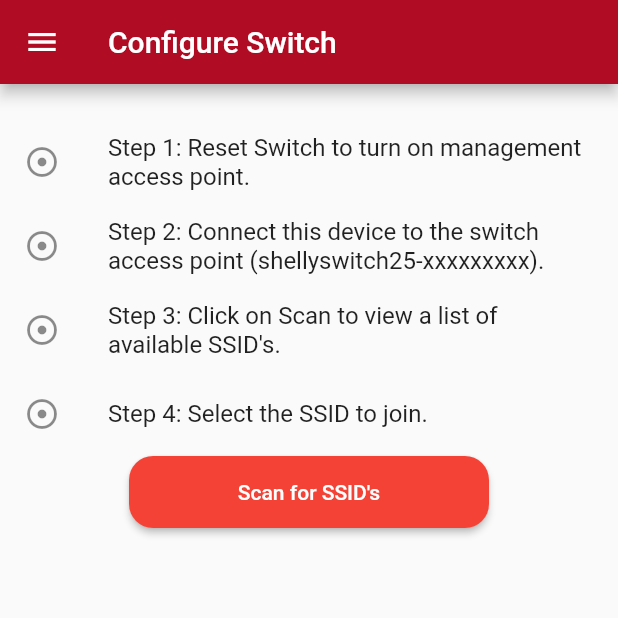
After one commit to mltscoringtech/JMAP_deviceconfig, a Flutter app: the DeviceConfigPage screen opened by its route, on a phone screen of 412 x 824 dp, the top half of it. The commit adds this screen. Run offline on Flutter 3.47's test engine with Material 2 defaults, Android fonts, the phone set to English and light mode, and no system bars; Roboto replaces fonts that are missing (Hind).

Commit message:
Update config.dart, wifiscan.dart, and 6 more files...

```diff
--- a/lib/controllers/wifiscan.dart
+++ b/lib/controllers/wifiscan.dart
@@ -4,12 +4,31 @@ import 'dart:convert';
 import 'package:http/http.dart' as http;
 
 class WiFiScan {
+  final String ssid;
+  final int auth;
+  final int channel;
+  final String bssid;
+  final String rssi;
+  WiFiScan({this.ssid, this.auth, this.channel, this.bssid, this.rssi});
+
+  factory WiFiScan.fromJson(Map<String, dynamic> parsedJson) {
+    return WiFiScan(
+      ssid: parsedJson['ssid'] as String,
+      auth: parsedJson['auth'] as int,
+      channel: parsedJson['channel'] as int,
+      bssid: parsedJson['bssid'] as String,
+      rssi: parsedJson['rssi'] as String,
+    );
+  }
+}
+
+class WiFiScanGetData {
   Future<dynamic> getSSID() async {
     http.Response response = await http.get("http://192.168.33.1/wifiscan/");
     String data;
     if (response.statusCode == 200) {
       while (jsonDecode(response.body)["wifiscan"] != "done") {
-        Timer(Duration(milliseconds: 300), () {});
+        Timer(Duration(milliseconds: 100), () {});
         response = await http.get("http://192.168.33.1/wifiscan/");
         //print(jsonDecode(response.body));
       }
--- /dev/null
+++ b/lib/deviceconfig.dart
@@ -0,0 +1,50 @@
+import 'package:JMAP_deviceconfig/controllers/wifiscan.dart';
+import 'package:JMAP_deviceconfig/widgets/navdrawer.dart';
+import 'package:JMAP_deviceconfig/widgets/progress_button.dart';
+import 'package:flutter/cupertino.dart';
+import 'package:flutter/material.dart';
+
+class DeviceConfigPage extends StatefulWidget {
+  const DeviceConfigPage({Key key}) : super(key: key);
+  static const String routeName = '/config';
+
+  @override
+  _DeviceConfigPageState createState() => _DeviceConfigPageState();
+}
+
+class _DeviceConfigPageState extends State<DeviceConfigPage> {
+  WiFiScanGetData _wiFiScan = WiFiScanGetData();
+  @override
+  Widget build(BuildContext context) {
+    return Scaffold(
+        appBar: AppBar(
+          title: Text("Configure Switch"),
+        ),
+        drawer: NavDrawer(),
+        body: Column(
+          mainAxisAlignment: MainAxisAlignment.start,
+          crossAxisAlignment: CrossAxisAlignment.start,
+          children: [
+            SizedBox(height: 24),
+            new ListTile(
+              leading: Icon(Icons.adjust_sharp),
+              title: Text("Step 1: Reset Switch to turn on management access point."),
+            ),
+            new ListTile(
+              leading: Icon(Icons.adjust_sharp),
+              title: Text("Step 2: Connect this device to the switch access point (shellyswitch25-xxxxxxxxx)."),
+            ),
+            new ListTile(
+              leading: Icon(Icons.adjust_sharp),
+              title: Text("Step 3: Click on Scan to view a list of available SSID's."),
+            ),
+            new ListTile(
+              leading: Icon(Icons.adjust_sharp),
+              title: Text("Step 4: Select the SSID to join."),
+            ),
+
+            Center(child: ProgressButton()),
+          ],
+        ));
+  }
+}
--- a/lib/routes/routes.dart
+++ b/lib/routes/routes.dart
@@ -1,7 +1,7 @@
-import 'package:JMAP_deviceconfig/config.dart';
+import 'package:JMAP_deviceconfig/deviceconfig.dart';
 import 'package:JMAP_deviceconfig/manage.dart';
 
 class Routes {
   static const String manage = ManageDevicePage.routeName;
-  static const String config = ConfigSwitchPage.routeName;
+  static const String config = DeviceConfigPage.routeName;
 }
--- /dev/null
+++ b/lib/widgets/progress_button.dart
@@ -0,0 +1,75 @@
+import 'package:JMAP_deviceconfig/controllers/wifiscan.dart';
+import 'package:flutter/cupertino.dart';
+import 'package:flutter/material.dart';
+import 'package:flutter/painting.dart';
+
+class ProgressButton extends StatefulWidget {
+  const ProgressButton({Key key}) : super(key: key);
+
+  @override
+  _ProgressButtonState createState() => _ProgressButtonState();
+}
+
+class _ProgressButtonState extends State<ProgressButton> with TickerProviderStateMixin {
+  WiFiScanGetData _wiFiScan = WiFiScanGetData();
+  int _state = 0;
+  double _width = 240;
+  Animation _animation;
+  GlobalKey _globalKey = GlobalKey();
+
+  @override
+  Widget build(BuildContext context) {
+    return Container(
+      key: _globalKey,
+      width: _width,
+      height: 48,
+      child: ElevatedButton(
+        style: raisedButtonStyle,
+        onPressed: () async {
+          setState(() {
+            animateButton();
+          });
+          var ssidData = await _wiFiScan.getSSID().then((value) {
+            setState(() {
+              animateButton();
+            });
+          });
+        },
+        child: searchButtonContent(),
+      ),
+    );
+  }
+
+  void animateButton() {
+    var animationController = AnimationController(duration: Duration(milliseconds: 300), vsync: this);
+    _animation = Tween(begin: 0.0, end: 1.0).animate(animationController)
+      ..addListener(() {
+        setState(() {
+          _width = (_state == 1) ? 48 : 240;
+        });
+      });
+    animationController.forward();
+
+    setState(() {
+      _state = (_state == 0) ? 1 : 0;
+    });
+  }
+
+  Widget searchButtonContent() {
+    if (_state == 0) {
+      return Text("Scan for SSID's");
+    } else {
+      return CircularProgressIndicator(
+        value: null,
+        valueColor: AlwaysStoppedAnimation<Color>(Colors.white),
+      );
+    }
+  }
+
+  final ButtonStyle raisedButtonStyle = ElevatedButton.styleFrom(
+      primary: Colors.red,
+      padding: EdgeInsets.all(0),
+      shape: const RoundedRectangleBorder(
+        borderRadius: BorderRadius.all(Radius.circular(16)),
+      ));
+}
--- a/pubspec.yaml
+++ b/pubspec.yaml
@@ -24,6 +24,7 @@ dependencies:
   flutter:
     sdk: flutter
   http: ^0.12.2
+  flutter_spinkit: ^5.0.0
 
 
   # The following adds the Cupertino Icons font to your application.
```
Also changed, not shown: lib/config.dart (deleted, +0 -43 lines), lib/main.dart (+7 -6 lines), pubspec.lock.
